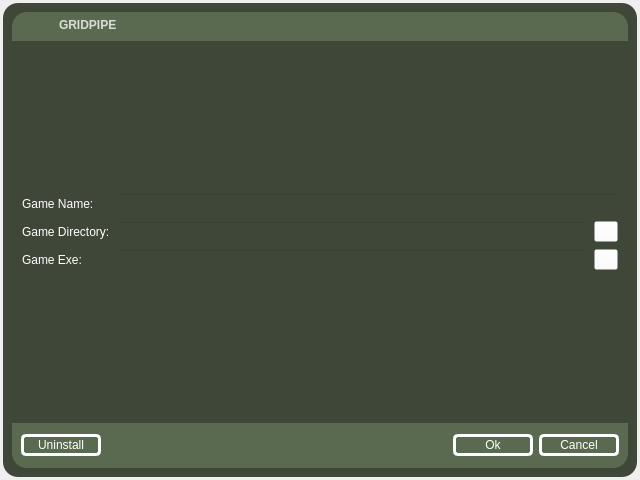
Before: the Qt Designer form game_properties/UI/game_properties.ui in Devrou4/Gridpipe, drawn with Qt 5.
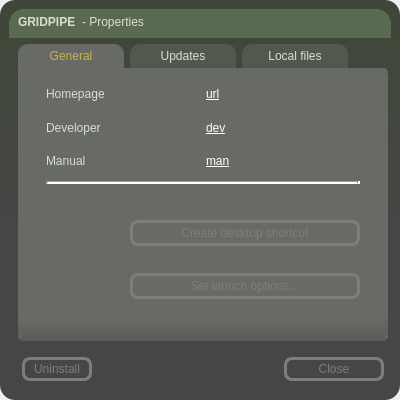
After: the same form once the commit is applied. Icons and pictures are not drawn.

Commit message: feat: redesigned the game properties dialog to fit the main window

```diff
--- a/game_properties/UI/game_properties.ui
+++ b/game_properties/UI/game_properties.ui
@@ -6,30 +6,24 @@
    <rect>
     <x>0</x>
     <y>0</y>
-    <width>640</width>
-    <height>480</height>
+    <width>400</width>
+    <height>400</height>
    </rect>
   </property>
   <property name="windowTitle">
    <string>Dialog</string>
   </property>
-  <property name="styleSheet">
-   <string notr="true"/>
-  </property>
   <layout class="QGridLayout" name="gridLayout">
    <property name="leftMargin">
-    <number>3</number>
+    <number>0</number>
    </property>
    <property name="topMargin">
-    <number>3</number>
+    <number>0</number>
    </property>
    <property name="rightMargin">
-    <number>3</number>
+    <number>0</number>
    </property>
    <property name="bottomMargin">
-    <number>3</number>
-   </property>
-   <property name="spacing">
     <number>0</number>
    </property>
    <item row="0" column="0">
@@ -38,25 +32,11 @@
       <string notr="true">#centralwidget{
 background-color: rgb(63, 71, 56);
 border-radius: 15px;
+	background-color: qlineargradient(spread:pad, x1:0.5, y1:0, x2:0.5, y2:1, stop:0 rgba(63, 71, 56, 255), stop:0.610734 rgba(70, 70, 70, 255));
 }</string>
      </property>
      <layout class="QGridLayout" name="gridLayout_3">
-      <property name="leftMargin">
-       <number>9</number>
-      </property>
-      <property name="topMargin">
-       <number>9</number>
-      </property>
-      <property name="rightMargin">
-       <number>9</number>
-      </property>
-      <property name="bottomMargin">
-       <number>9</number>
-      </property>
-      <property name="spacing">
-       <number>0</number>
-      </property>
-      <item row="1" column="0" colspan="2">
+      <item row="0" column="0" colspan="2">
        <widget class="QFrame" name="f_titlebar">
         <property name="styleSheet">
          <string notr="true">background-color: rgb(90, 106, 80);
@@ -84,29 +64,27 @@
           <number>6</number>
          </property>
          <item>
-          <widget class="QPushButton" name="fakepb_icon">
-           <property name="text">
-            <string/>
-           </property>
-           <property name="icon">
-            <iconset resource="../../assets/assets.qrc">
-             <normaloff>:/icons/logo.png</normaloff>:/icons/logo.png</iconset>
-           </property>
-           <property name="flat">
-            <bool>true</bool>
-           </property>
-          </widget>
-         </item>
-         <item>
-          <widget class="QLabel" name="lb_title">
+          <widget class="QLabel" name="lb_gamename">
            <property name="styleSheet">
-            <string notr="true">color: rgb(216, 222, 211);</string>
+            <string notr="true">color: rgb(216, 222, 211);
+font: 700 9pt &quot;Segoe UI&quot;;</string>
            </property>
            <property name="text">
             <string>&lt;html&gt;&lt;head/&gt;&lt;body&gt;&lt;p&gt;&lt;span style=&quot; font-weight:700;&quot;&gt;GRIDPIPE&lt;/span&gt;&lt;/p&gt;&lt;/body&gt;&lt;/html&gt;</string>
            </property>
           </widget>
          </item>
+         <item>
+          <widget class="QLabel" name="LB_properties">
+           <property name="styleSheet">
+            <string notr="true">color: rgb(216, 222, 211);
+font: 700 9pt &quot;Segoe UI&quot;;</string>
+           </property>
+           <property name="text">
+            <string>- Properties</string>
+           </property>
+          </widget>
+         </item>
          <item>
           <spacer name="horizontalSpacer">
            <property name="orientation">
@@ -172,19 +150,16 @@
         </layout>
        </widget>
       </item>
-      <item row="4" column="0" rowspan="2" colspan="2">
-       <widget class="QFrame" name="f_buttons">
+      <item row="2" column="1">
+       <widget class="QFrame" name="fr_buttons">
         <property name="minimumSize">
          <size>
           <width>0</width>
-          <height>45</height>
+          <height>44</height>
          </size>
         </property>
         <property name="styleSheet">
-         <string notr="true">background-color: rgb(90, 106, 80);
-border-bottom-left-radius: 15px;
-border-bottom-right-radius: 15px; 
-color: rgb(255, 255, 255);</string>
+         <string notr="true">background-color: rgba(255, 255, 255, 0);</string>
         </property>
         <property name="frameShape">
          <enum>QFrame::Shape::StyledPanel</enum>
@@ -193,26 +168,43 @@
          <enum>QFrame::Shadow::Raised</enum>
         </property>
         <layout class="QHBoxLayout" name="horizontalLayout_2">
+         <property name="leftMargin">
+          <number>6</number>
+         </property>
          <property name="topMargin">
-          <number>3</number>
+          <number>6</number>
+         </property>
+         <property name="rightMargin">
+          <number>6</number>
          </property>
          <property name="bottomMargin">
-          <number>3</number>
+          <number>6</number>
          </property>
          <item>
-          <widget class="QPushButton" name="pushButton">
+          <widget class="QPushButton" name="pb_uninstall">
            <property name="minimumSize">
             <size>
-             <width>80</width>
-             <height>0</height>
+             <width>70</width>
+             <height>24</height>
+            </size>
+           </property>
+           <property name="maximumSize">
+            <size>
+             <width>16777215</width>
+             <height>24</height>
             </size>
            </property>
            <property name="styleSheet">
-            <string notr="true">color: rgb(255, 255, 255);
-font: 700 9pt &quot;Segoe UI&quot;;
-border: 3px solid white;
-border-radius: 5px;
-padding:1px;</string>
+            <string notr="true">QPushButton {
+	font: 700 9pt &quot;Segoe UI&quot;;
+	color:  #7b7e7a;
+    background: transparent;
+    background-position: center; /* Center the image */
+    background-repeat: no-repeat; /* Prevent tiling */
+    border: 3px solid #7b7e7a ; /* Remove button borders to match the image */
+	border-radius: 8px;
+	padding: 3px;
+}</string>
            </property>
            <property name="text">
             <string>Uninstall</string>
@@ -236,133 +228,535 @@
           <widget class="QPushButton" name="pb_ok">
            <property name="minimumSize">
             <size>
-             <width>80</width>
-             <height>0</height>
+             <width>100</width>
+             <height>24</height>
             </size>
            </property>
-           <property name="styleSheet">
-            <string notr="true">color: rgb(255, 255, 255);
-font: 700 9pt &quot;Segoe UI&quot;;
-border: 3px solid white;
-border-radius: 5px;
-padding:1px;</string>
-           </property>
-           <property name="text">
-            <string>Ok</string>
-           </property>
-          </widget>
-         </item>
-         <item>
-          <widget class="QPushButton" name="pb_cancel">
-           <property name="minimumSize">
+           <property name="maximumSize">
             <size>
-             <width>80</width>
-             <height>0</height>
+             <width>16777215</width>
+             <height>24</height>
             </size>
            </property>
            <property name="styleSheet">
-            <string notr="true">color: rgb(255, 255, 255);
-font: 700 9pt &quot;Segoe UI&quot;;
-border: 3px solid white;
-border-radius: 5px;
-padding:1px;</string>
+            <string notr="true">QPushButton {
+	font: 700 9pt &quot;Segoe UI&quot;;
+	color:  #7b7e7a;
+    background: transparent;
+    background-position: center; /* Center the image */
+    background-repeat: no-repeat; /* Prevent tiling */
+    border: 3px solid #7b7e7a ; /* Remove button borders to match the image */
+	border-radius: 8px;
+	padding: 3px;
+}</string>
            </property>
            <property name="text">
-            <string>Cancel</string>
+            <string>Close</string>
            </property>
           </widget>
          </item>
         </layout>
        </widget>
       </item>
-      <item row="2" column="0" colspan="2">
-       <widget class="QFrame" name="f_content">
+      <item row="1" column="1">
+       <widget class="QTabWidget" name="tw_tabs">
+        <property name="autoFillBackground">
+         <bool>false</bool>
+        </property>
         <property name="styleSheet">
-         <string notr="true">color: rgb(255, 255, 255);
-font: 700 9pt &quot;Segoe UI&quot;;
-background-color: rgba(255, 255, 255, 0);</string>
+         <string notr="true">QTabWidget {
+	background-color: rgb(101, 106, 98);
+} 
+QTabWidget::pane {
+    background-color: #f0f0f0;  /* Light grey background */
+	border: 3px solid #686a65;
+	border-top: 3px solid #686a65;
+	border-left: 3px solid qlineargradient(spread:pad, x1:0.5, y1:0, x2:0.5, y2:1, stop:0.92605 rgba(104, 106, 101, 255), stop:1 rgba(94, 92, 89, 255));
+	border-right: 3px solid qlineargradient(spread:pad, x1:0.5, y1:0, x2:0.5, y2:1, stop:0.92605 rgba(104, 106, 101, 255), stop:1 rgba(94, 92, 89, 255));
+	border-bottom: 2px solid rgb(94,92,89);
+	
+	
+	border-top-right-radius: 5px; 
+	border-bottom-right-radius: 5px; 
+	border-bottom-left-radius: 5px; 
+	margin-left: 3px;
+	margin-right: 3px;
+}
+
+QTabBar::tab {
+	color: rgb(216, 222, 211);
+	font: 700 9pt &quot;Segoe UI&quot;;
+	background-color: rgb(81, 89, 76);
+	border-top-left-radius: 10px;
+	border-top-right-radius: 10px; 
+	padding: 5px;
+	margin-right: 3px;
+	margin-left: 3px;
+	width: 96px;
+} 
+
+QTabBar::tab:selected { 
+  	
+	background-color: rgb(104, 106, 101);
+	color: rgb(196, 181, 80);
+	font: 700 9pt &quot;Segoe UI&quot;;
+	
+
+}</string>
         </property>
-        <property name="frameShape">
-         <enum>QFrame::Shape::StyledPanel</enum>
+        <property name="currentIndex">
+         <number>0</number>
         </property>
-        <property name="frameShadow">
-         <enum>QFrame::Shadow::Raised</enum>
-        </property>
-        <layout class="QGridLayout" name="gridLayout_2">
-         <item row="2" column="1">
-          <widget class="QLineEdit" name="le_dir"/>
-         </item>
-         <item row="4" column="0" colspan="2">
-          <spacer name="verticalSpacer">
-           <property name="orientation">
-            <enum>Qt::Orientation::Vertical</enum>
-           </property>
-           <property name="sizeHint" stdset="0">
-            <size>
-             <width>20</width>
-             <height>40</height>
-            </size>
-           </property>
-          </spacer>
-         </item>
-         <item row="3" column="2">
-          <widget class="QToolButton" name="tb_exe">
-           <property name="text">
-            <string>...</string>
-           </property>
-          </widget>
-         </item>
-         <item row="2" column="0">
-          <widget class="QLabel" name="label">
-           <property name="styleSheet">
-            <string notr="true"/>
-           </property>
-           <property name="text">
-            <string>Game Directory:</string>
-           </property>
-          </widget>
-         </item>
-         <item row="0" column="0" colspan="2">
-          <spacer name="verticalSpacer_2">
-           <property name="orientation">
-            <enum>Qt::Orientation::Vertical</enum>
-           </property>
-           <property name="sizeHint" stdset="0">
-            <size>
-             <width>20</width>
-             <height>40</height>
-            </size>
-           </property>
-          </spacer>
-         </item>
-         <item row="3" column="0">
-          <widget class="QLabel" name="label_2">
-           <property name="text">
-            <string>Game Exe:</string>
-           </property>
-          </widget>
-         </item>
-         <item row="3" column="1">
-          <widget class="QLineEdit" name="le_exe"/>
-         </item>
-         <item row="2" column="2">
-          <widget class="QToolButton" name="tb_dir">
-           <property name="text">
-            <string>...</string>
-           </property>
-          </widget>
-         </item>
-         <item row="1" column="0">
-          <widget class="QLabel" name="label_3">
-           <property name="text">
-            <string>Game Name:</string>
-           </property>
-          </widget>
-         </item>
-         <item row="1" column="1" colspan="2">
-          <widget class="QLineEdit" name="le_name"/>
-         </item>
-        </layout>
+        <widget class="QWidget" name="tab_general">
+         <property name="styleSheet">
+          <string notr="true">#tab_general{
+	background-color: rgb(104, 106, 101);
+	background-color: qlineargradient(spread:pad, x1:0.5, y1:0, x2:0.5, y2:1, stop:0.92605 rgba(104, 106, 101, 255), stop:1 rgba(94, 92, 89, 255));
+}
+</string>
+         </property>
+         <attribute name="title">
+          <string>General</string>
+         </attribute>
+         <layout class="QGridLayout" name="gridLayout_2">
+          <property name="leftMargin">
+           <number>25</number>
+          </property>
+          <property name="rightMargin">
+           <number>25</number>
+          </property>
+          <item row="1" column="1">
+           <widget class="QLabel" name="lb_developer">
+            <property name="styleSheet">
+             <string notr="true">QLabel{
+	color: rgb(255, 255, 255);
+	font: 700 9pt &quot;Segoe UI&quot;;
+	text-decoration: underline;
+}</string>
+            </property>
+            <property name="text">
+             <string>dev</string>
+            </property>
+           </widget>
+          </item>
+          <item row="2" column="1">
+           <widget class="QLabel" name="lb_manual">
+            <property name="styleSheet">
+             <string notr="true">QLabel{
+	color: rgb(255, 255, 255);
+	font: 700 9pt &quot;Segoe UI&quot;;
+	text-decoration: underline;
+}</string>
+            </property>
+            <property name="text">
+             <string>man</string>
+            </property>
+           </widget>
+          </item>
+          <item row="3" column="0" colspan="2">
+           <widget class="Line" name="line_line">
+            <property name="styleSheet">
+             <string notr="true">Line{
+	background-color: rgb(70, 70, 70);
+}</string>
+            </property>
+            <property name="frameShadow">
+             <enum>QFrame::Shadow::Sunken</enum>
+            </property>
+            <property name="lineWidth">
+             <number>3</number>
+            </property>
+            <property name="midLineWidth">
+             <number>0</number>
+            </property>
+            <property name="orientation">
+             <enum>Qt::Orientation::Horizontal</enum>
+            </property>
+           </widget>
+          </item>
+          <item row="1" column="0">
+           <widget class="QLabel" name="LB_developer">
+            <property name="styleSheet">
+             <string notr="true">QLabel{
+	color: rgb(216, 222, 211);
+	font: 700 9pt &quot;Segoe UI&quot;;
+}</string>
+            </property>
+            <property name="text">
+             <string>Developer</string>
+            </property>
+           </widget>
+          </item>
+          <item row="0" column="1">
+           <widget class="QLabel" name="lb_homepage">
+            <property name="styleSheet">
+             <string notr="true">QLabel{
+	color: rgb(255, 255, 255);
+	font: 700 9pt &quot;Segoe UI&quot;;
+	text-decoration: underline;
+}</string>
+            </property>
+            <property name="text">
+             <string>url</string>
+            </property>
+           </widget>
+          </item>
+          <item row="2" column="0">
+           <widget class="QLabel" name="LB_manual">
+            <property name="styleSheet">
+             <string notr="true">QLabel{
+	color: rgb(216, 222, 211);
+	font: 700 9pt &quot;Segoe UI&quot;;
+}</string>
+            </property>
+            <property name="text">
+             <string>Manual</string>
+            </property>
+           </widget>
+          </item>
+          <item row="0" column="0">
+           <widget class="QLabel" name="LB_homepage">
+            <property name="styleSheet">
+             <string notr="true">QLabel{
+	color: rgb(216, 222, 211);
+	font: 700 9pt &quot;Segoe UI&quot;;
+}</string>
+            </property>
+            <property name="text">
+             <string>Homepage</string>
+            </property>
+           </widget>
+          </item>
+          <item row="4" column="0" colspan="2">
+           <widget class="QWidget" name="wg_buttons" native="true">
+            <property name="minimumSize">
+             <size>
+              <width>0</width>
+              <height>140</height>
+             </size>
+            </property>
+            <property name="layoutDirection">
+             <enum>Qt::LayoutDirection::RightToLeft</enum>
+            </property>
+            <layout class="QVBoxLayout" name="verticalLayout">
+             <property name="leftMargin">
+              <number>0</number>
+             </property>
+             <property name="rightMargin">
+              <number>0</number>
+             </property>
+             <item>
+              <widget class="QPushButton" name="pb_shortcut">
+               <property name="maximumSize">
+                <size>
+                 <width>230</width>
+                 <height>16777215</height>
+                </size>
+               </property>
+               <property name="styleSheet">
+                <string notr="true">QPushButton {
+	font: 700 9pt &quot;Segoe UI&quot;;
+	color:  #7b7e7a;
+    background: transparent;
+    background-position: center; /* Center the image */
+    background-repeat: no-repeat; /* Prevent tiling */
+    border: 3px solid #7b7e7a ; /* Remove button borders to match the image */
+	border-radius: 8px;
+	padding: 3px;
+}</string>
+               </property>
+               <property name="text">
+                <string>Create desktop shortcut</string>
+               </property>
+              </widget>
+             </item>
+             <item>
+              <widget class="QPushButton" name="pb_args">
+               <property name="maximumSize">
+                <size>
+                 <width>230</width>
+                 <height>16777215</height>
+                </size>
+               </property>
+               <property name="styleSheet">
+                <string notr="true">QPushButton {
+	font: 700 9pt &quot;Segoe UI&quot;;
+	color:  #7b7e7a;
+    background: transparent;
+    background-position: center; /* Center the image */
+    background-repeat: no-repeat; /* Prevent tiling */
+    border: 3px solid #7b7e7a ; /* Remove button borders to match the image */
+	border-radius: 8px;
+	padding: 3px;
+}</string>
+               </property>
+               <property name="text">
+                <string>Set launch options...</string>
+               </property>
+              </widget>
+             </item>
+            </layout>
+           </widget>
+          </item>
+         </layout>
+        </widget>
+        <widget class="QWidget" name="tab_updates">
+         <property name="styleSheet">
+          <string notr="true">#tab_updates{
+	background-color: rgb(104, 106, 101);
+	background-color: qlineargradient(spread:pad, x1:0.5, y1:0, x2:0.5, y2:1, stop:0.92605 rgba(104, 106, 101, 255), stop:1 rgba(94, 92, 89, 255));
+}
+</string>
+         </property>
+         <attribute name="title">
+          <string>Updates</string>
+         </attribute>
+         <layout class="QGridLayout" name="gridLayout_4">
+          <property name="leftMargin">
+           <number>25</number>
+          </property>
+          <property name="rightMargin">
+           <number>25</number>
+          </property>
+          <item row="0" column="0">
+           <widget class="QLabel" name="lb_autoupdates">
+            <property name="sizePolicy">
+             <sizepolicy hsizetype="Preferred" vsizetype="Maximum">
+              <horstretch>0</horstretch>
+              <verstretch>0</verstretch>
+             </sizepolicy>
+            </property>
+            <property name="styleSheet">
+             <string notr="true">QLabel{
+	color: rgb(216, 222, 211);
+	font: 700 9pt &quot;Segoe UI&quot;;
+	margin-top: 15px;
+}</string>
+            </property>
+            <property name="text">
+             <string>Automatic updates</string>
+            </property>
+           </widget>
+          </item>
+          <item row="1" column="0">
+           <widget class="QComboBox" name="cb_updates">
+            <property name="styleSheet">
+             <string notr="true">QComboBox {
+	font: 700 9pt &quot;Segoe UI&quot;;
+	color:  #7b7e7a;
+    background: transparent;
+    background-position: center; /* Center the image */
+    background-repeat: no-repeat; /* Prevent tiling */
+    border: 3px solid #7b7e7a ; /* Remove button borders to match the image */
+	border-radius: 8px;
+
+}</string>
+            </property>
+            <property name="currentText">
+             <string>Do not automatically update this game</string>
+            </property>
+            <item>
+             <property name="text">
+              <string>Do not automatically update this game</string>
+             </property>
+            </item>
+           </widget>
+          </item>
+          <item row="2" column="0">
+           <widget class="QLabel" name="label_2">
+            <property name="sizePolicy">
+             <sizepolicy hsizetype="Preferred" vsizetype="Maximum">
+              <horstretch>0</horstretch>
+              <verstretch>0</verstretch>
+             </sizepolicy>
+            </property>
+            <property name="styleSheet">
+             <string notr="true">QLabel{
+	color: rgb(216, 222, 211);
+	font: 700 9pt &quot;Segoe UI&quot;;
+}</string>
+            </property>
+            <property name="text">
+             <string>(Content for this game will not be automatically acquired.)</string>
+            </property>
+            <property name="wordWrap">
+             <bool>true</bool>
+            </property>
+           </widget>
+          </item>
+          <item row="3" column="0">
+           <widget class="QLabel" name="lb_history">
+            <property name="styleSheet">
+             <string notr="true">QLabel{
+	color: rgb(255, 255, 255);
+	font: 700 9pt &quot;Segoe UI&quot;;
+	text-decoration: underline;
+}</string>
+            </property>
+            <property name="text">
+             <string>update history</string>
+            </property>
+           </widget>
+          </item>
+         </layout>
+        </widget>
+        <widget class="QWidget" name="tab_files">
+         <property name="styleSheet">
+          <string notr="true">#tab_files{
+	background-color: rgb(104, 106, 101);
+	background-color: qlineargradient(spread:pad, x1:0.5, y1:0, x2:0.5, y2:1, stop:0.92605 rgba(104, 106, 101, 255), stop:1 rgba(94, 92, 89, 255));
+}
+</string>
+         </property>
+         <attribute name="title">
+          <string>Local files</string>
+         </attribute>
+         <layout class="QGridLayout" name="gridLayout_5">
+          <property name="leftMargin">
+           <number>25</number>
+          </property>
+          <property name="rightMargin">
+           <number>25</number>
+          </property>
+          <item row="0" column="0">
+           <widget class="QLabel" name="label">
+            <property name="sizePolicy">
+             <sizepolicy hsizetype="Preferred" vsizetype="Maximum">
+              <horstretch>0</horstretch>
+              <verstretch>0</verstretch>
+             </sizepolicy>
+            </property>
+            <property name="styleSheet">
+             <string notr="true">QLabel{
+	color: rgb(216, 222, 211);
+	font: 700 9pt &quot;Segoe UI&quot;;
+	margin-top: 15px;
+}</string>
+            </property>
+            <property name="text">
+             <string>Disk usage</string>
+            </property>
+           </widget>
+          </item>
+          <item row="0" column="1">
+           <widget class="QLabel" name="label_3">
+            <property name="sizePolicy">
+             <sizepolicy hsizetype="Preferred" vsizetype="Maximum">
+              <horstretch>0</horstretch>
+              <verstretch>0</verstretch>
+             </sizepolicy>
+            </property>
+            <property name="styleSheet">
+             <string notr="true">QLabel{
+	color: rgb(216, 222, 211);
+	font: 700 9pt &quot;Segoe UI&quot;;
+	margin-top: 15px;
+}</string>
+            </property>
+            <property name="text">
+             <string>&lt; none &gt;</string>
+            </property>
+           </widget>
+          </item>
+          <item row="1" column="0" colspan="2">
+           <widget class="QWidget" name="wg_buttons_2" native="true">
+            <widget class="QPushButton" name="pushButton">
+             <property name="geometry">
+              <rect>
+               <x>0</x>
+               <y>70</y>
+               <width>256</width>
+               <height>24</height>
+              </rect>
+             </property>
+             <property name="minimumSize">
+              <size>
+               <width>256</width>
+               <height>0</height>
+              </size>
+             </property>
+             <property name="styleSheet">
+              <string notr="true">QPushButton {
+	font: 700 9pt &quot;Segoe UI&quot;;
+	color:  #7b7e7a;
+    background: transparent;
+    background-position: center; /* Center the image */
+    background-repeat: no-repeat; /* Prevent tiling */
+    border: 3px solid #7b7e7a ; /* Remove button borders to match the image */
+	border-radius: 8px;
+	padding: 3px;
+}</string>
+             </property>
+             <property name="text">
+              <string>Delete local game content...</string>
+             </property>
+            </widget>
+            <widget class="QPushButton" name="pushButton_2">
+             <property name="geometry">
+              <rect>
+               <x>0</x>
+               <y>40</y>
+               <width>256</width>
+               <height>24</height>
+              </rect>
+             </property>
+             <property name="minimumSize">
+              <size>
+               <width>256</width>
+               <height>0</height>
+              </size>
+             </property>
+             <property name="styleSheet">
+              <string notr="true">QPushButton {
+	font: 700 9pt &quot;Segoe UI&quot;;
+	color:  #7b7e7a;
+    background: transparent;
+    background-position: center; /* Center the image */
+    background-repeat: no-repeat; /* Prevent tiling */
+    border: 3px solid #7b7e7a ; /* Remove button borders to match the image */
+	border-radius: 8px;
+	padding: 3px;
+}</string>
+             </property>
+             <property name="text">
+              <string>Backup game files...</string>
+             </property>
+            </widget>
+            <widget class="QPushButton" name="pushButton_4">
+             <property name="geometry">
+              <rect>
+               <x>0</x>
+               <y>100</y>
+               <width>256</width>
+               <height>24</height>
+              </rect>
+             </property>
+             <property name="minimumSize">
+              <size>
+               <width>256</width>
+               <height>0</height>
+              </size>
+             </property>
+             <property name="styleSheet">
+              <string notr="true">QPushButton {
+	font: 700 9pt &quot;Segoe UI&quot;;
+	color:  #7b7e7a;
+    background: transparent;
+    background-position: center; /* Center the image */
+    background-repeat: no-repeat; /* Prevent tiling */
+    border: 3px solid #7b7e7a ; /* Remove button borders to match the image */
+	border-radius: 8px;
+	padding: 3px;
+}</string>
+             </property>
+             <property name="text">
+              <string>Verify integrity of game cache...</string>
+             </property>
+            </widget>
+           </widget>
+          </item>
+         </layout>
+        </widget>
        </widget>
       </item>
      </layout>
```
Left out of the diff: 2 changed lines with no effect on the pictures. The commit also changes 5 other files.
